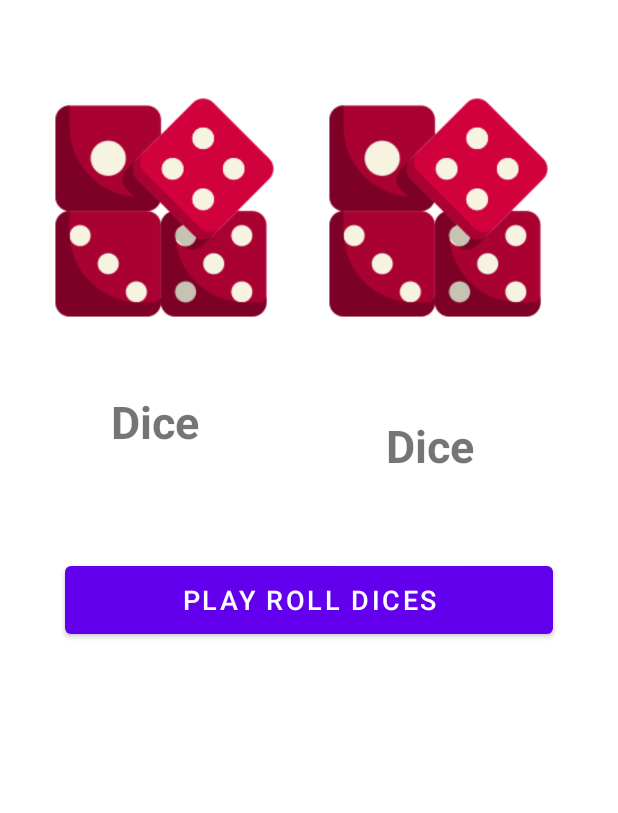
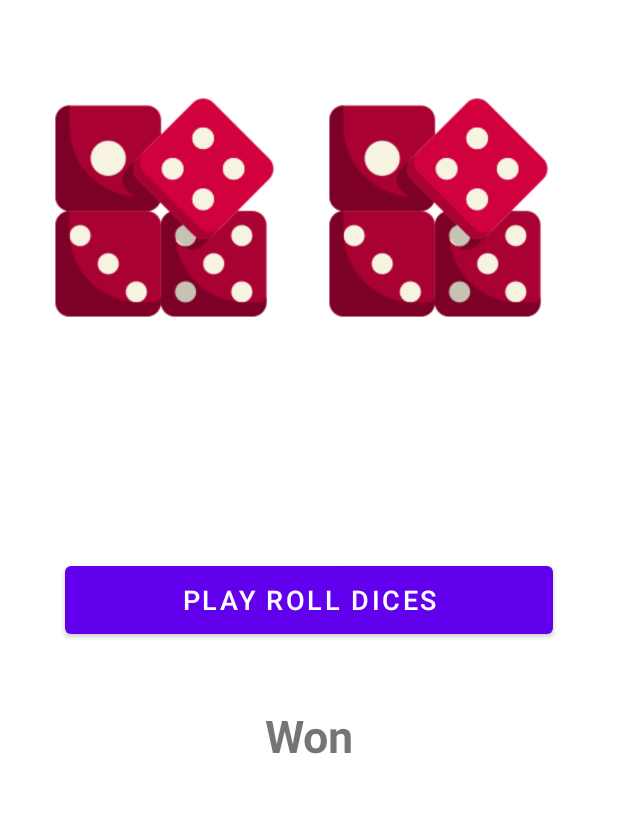
Before and after one commit to abdulwaheed-dev/MAD-Android-Kotlin, an Android app: the screen it shows after launch (MainActivity), on a phone screen of 412 x 824 dp, the part 245-1058 px from its top. Run offline under Robolectric (Android 15) with nearby library versions, the phone set to English and light mode, and no system bars.

Commit message:
DiceGame complete

```diff
--- a/DiceGame/app/src/main/java/com/example/dicegame/MainActivity.kt
+++ b/DiceGame/app/src/main/java/com/example/dicegame/MainActivity.kt
@@ -2,10 +2,44 @@ package com.example.dicegame
 
 import androidx.appcompat.app.AppCompatActivity
 import android.os.Bundle
+import android.widget.Button
+import android.widget.ImageView
+import android.widget.TextView
+import android.widget.Toast
 
 class MainActivity : AppCompatActivity() {
+
+
+
     override fun onCreate(savedInstanceState: Bundle?) {
         super.onCreate(savedInstanceState)
         setContentView(R.layout.activity_main)
+
+        val btnPlay = findViewById<Button>(R.id.btnPlay)
+        val imgLeftDice = findViewById<ImageView>(R.id.imgLeftDice)
+        val imgRightDice = findViewById<ImageView>(R.id.imgRightDice)
+        val lblLeftDice = findViewById<TextView>(R.id.lblLeftDice)
+        val lblRightDice = findViewById<TextView>(R.id.lblRightDice)
+        val lblWonStatus = findViewById<TextView>(R.id.lblWonStatus)
+
+        val images = arrayOf(R.drawable.one,R.drawable.two,R.drawable.three,R.drawable.four,R.drawable.five,R.drawable.six,R.drawable.dice)
+
+        btnPlay.setOnClickListener(){
+            val dice1 = (1..6).random()
+            val dice2 = (1..6).random()
+
+            imgLeftDice.setImageResource(images[dice1-1])
+            imgRightDice.setImageResource(images[dice2-1])
+
+            lblLeftDice.text = dice1.toString()
+            lblRightDice.text = dice2.toString()
+
+            if(dice1 === dice2){
+                lblWonStatus.text = "You WON!"
+            }
+            else{
+                lblWonStatus.text = "You LOSS!"
+            }
+        }
     }
 }
--- a/DiceGame/app/src/main/res/layout/activity_main.xml
+++ b/DiceGame/app/src/main/res/layout/activity_main.xml
@@ -58,30 +58,12 @@
         android:layout_marginTop="47dp"
         android:layout_marginEnd="279dp"
         android:layout_marginRight="279dp"
-        android:text="Dice"
+        android:gravity="center_horizontal"
         android:textSize="30sp"
         android:textStyle="bold"
         app:layout_constraintEnd_toEndOf="parent"
         app:layout_constraintStart_toStartOf="parent"
         app:layout_constraintTop_toBottomOf="@+id/imgLeftDice" />
-
-    <TextView
-        android:id="@+id/lblRightDice"
-        android:layout_width="wrap_content"
-        android:layout_height="wrap_content"
-        android:layout_marginStart="124dp"
-        android:layout_marginLeft="124dp"
-        android:layout_marginTop="47dp"
-        android:layout_marginEnd="95dp"
-        android:layout_marginRight="95dp"
-        android:layout_marginBottom="327dp"
-        android:text="Dice"
-        android:textSize="30sp"
-        android:textStyle="bold"
-        app:layout_constraintBottom_toBottomOf="parent"
-        app:layout_constraintEnd_toEndOf="parent"
-        app:layout_constraintStart_toEndOf="@+id/lblLeftDice"
-        app:layout_constraintTop_toBottomOf="@+id/imgRightDice" />
 
     <Button
         android:id="@+id/btnPlay"
@@ -98,4 +80,36 @@
         app:layout_constraintStart_toStartOf="parent"
         app:layout_constraintTop_toBottomOf="@+id/lblLeftDice" />
 
+    <TextView
+        android:id="@+id/lblRightDice"
+        android:layout_width="120dp"
+        android:layout_height="45dp"
+        android:layout_marginStart="106dp"
+        android:layout_marginLeft="106dp"
+        android:layout_marginTop="47dp"
+        android:layout_marginEnd="53dp"
+        android:layout_marginRight="53dp"
+        android:gravity="center_horizontal"
+        android:textSize="30sp"
+        android:textStyle="bold"
+        app:layout_constraintEnd_toEndOf="parent"
+        app:layout_constraintStart_toEndOf="@+id/lblLeftDice"
+        app:layout_constraintTop_toBottomOf="@+id/imgRightDice" />
+
+    <TextView
+        android:id="@+id/lblWonStatus"
+        android:layout_width="wrap_content"
+        android:layout_height="wrap_content"
+        android:layout_marginStart="176dp"
+        android:layout_marginLeft="176dp"
+        android:layout_marginTop="41dp"
+        android:layout_marginEnd="175dp"
+        android:layout_marginRight="175dp"
+        android:text="Won"
+        android:textSize="30sp"
+        android:textStyle="bold"
+        app:layout_constraintEnd_toEndOf="parent"
+        app:layout_constraintStart_toStartOf="parent"
+        app:layout_constraintTop_toBottomOf="@+id/btnPlay" />
+
 </androidx.constraintlayout.widget.ConstraintLayout>
```
